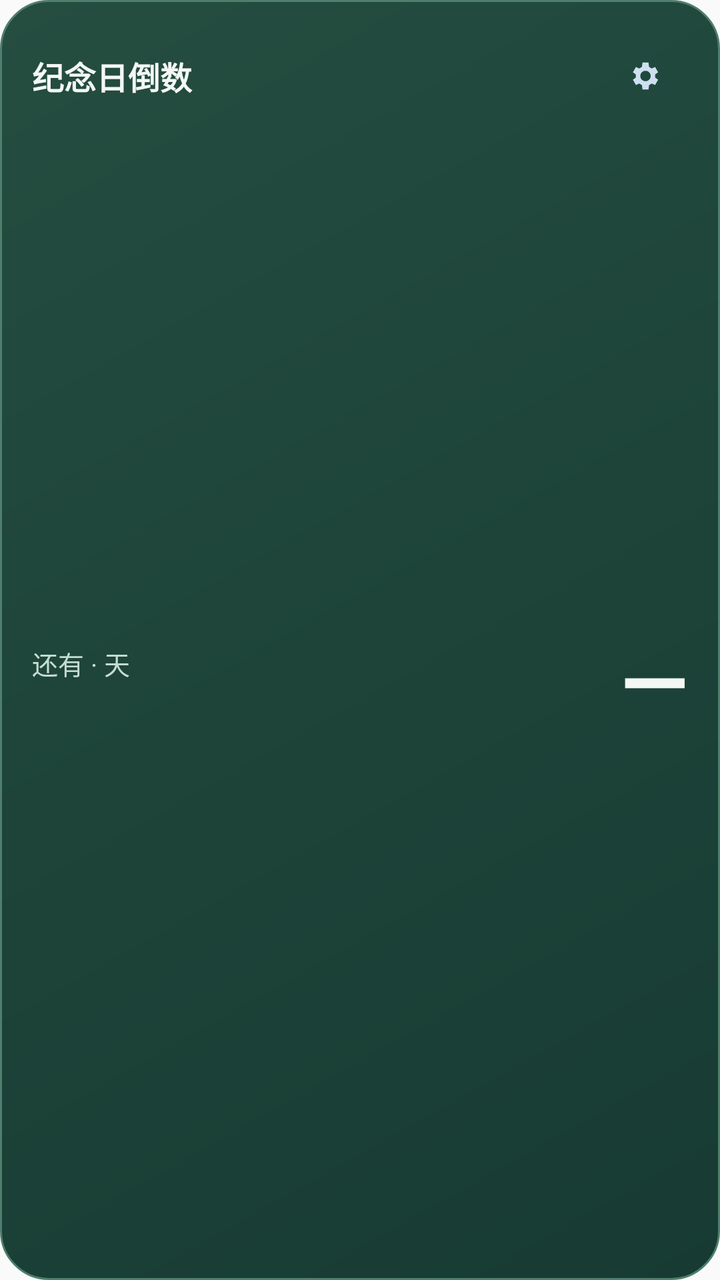
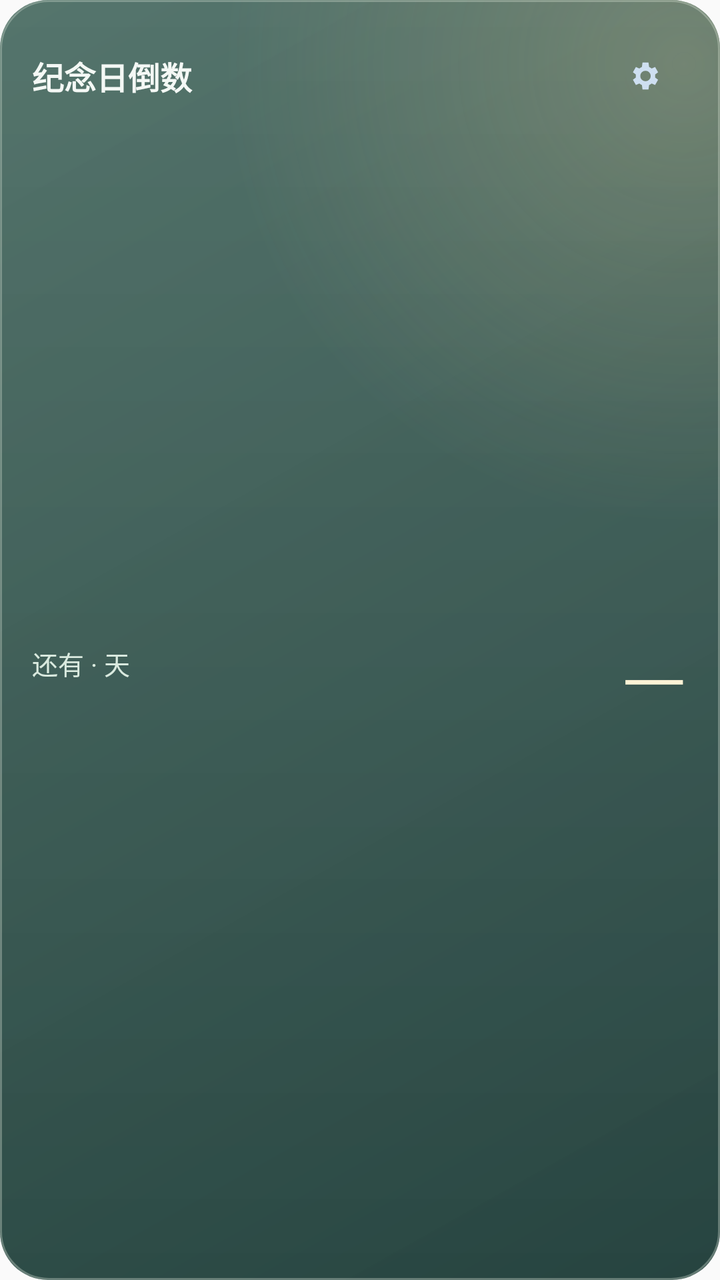

An Android layout rendered at two revisions. The XML below is the earlier revision; the diff shows what the commit changed to produce the second picture.
<!-- AndroidManifest.xml: application theme android:Theme.Material.Light.NoActionBar -->
<!-- res/layout/widget_anniversary.xml -->
<?xml version="1.0" encoding="utf-8"?>
<LinearLayout xmlns:android="http://schemas.android.com/apk/res/android" android:id="@+id/widget_root" android:layout_width="match_parent" android:layout_height="match_parent" android:orientation="vertical" android:padding="16dp" android:background="@drawable/widget_anniversary_card">
    <LinearLayout android:layout_width="match_parent" android:layout_height="44dp" android:gravity="center_vertical">
        <TextView android:id="@+id/widget_title" android:layout_width="0dp" android:layout_weight="1" android:layout_height="wrap_content" android:text="纪念日倒数" android:textColor="#F4F8F5" android:textSize="16sp" android:textStyle="bold" android:maxLines="1" android:ellipsize="end" />
        <ImageView android:id="@+id/widget_settings" android:layout_width="44dp" android:layout_height="44dp" android:padding="13dp" android:src="@drawable/widget_settings_light" android:contentDescription="选择展示的纪念日" />
    </LinearLayout>
    <LinearLayout android:layout_width="match_parent" android:layout_height="0dp" android:layout_weight="1" android:gravity="center_vertical">
        <LinearLayout android:layout_width="0dp" android:layout_weight="1" android:layout_height="wrap_content" android:orientation="vertical">
            <TextView android:id="@+id/widget_footer" android:layout_width="match_parent" android:layout_height="wrap_content" android:text="还有 · 天" android:textSize="13sp" android:textColor="#C5DCD1" android:maxLines="1" android:ellipsize="end" />
            <TextView android:id="@+id/widget_date" android:layout_width="match_parent" android:layout_height="wrap_content" android:layout_marginTop="6dp" android:textSize="11sp" android:textColor="#C5DCD1" android:maxLines="2" android:ellipsize="end" />
        </LinearLayout>
        <TextView android:id="@+id/widget_amount" android:layout_width="wrap_content" android:layout_height="wrap_content" android:layout_marginStart="12dp" android:text="—" android:textColor="#F4F8F5" android:textSize="44sp" android:textStyle="bold" android:maxLines="1" android:includeFontPadding="false" />
    </LinearLayout>
</LinearLayout>
<!-- resources referenced by this layout -->
<resources>
  <!-- drawable widget_anniversary_card (drawable) -->
  <?xml version="1.0" encoding="utf-8"?>
  <shape xmlns:android="http://schemas.android.com/apk/res/android"><gradient android:startColor="#254D40" android:endColor="#173B33" android:angle="315" /><stroke android:width="1dp" android:color="#507E6C" /><corners android:radius="24dp" /></shape>
  <!-- drawable widget_settings_light (drawable) -->
  <?xml version="1.0" encoding="utf-8"?>
  <vector xmlns:android="http://schemas.android.com/apk/res/android" android:width="20dp" android:height="20dp" android:viewportWidth="24" android:viewportHeight="24">
      <path android:fillColor="#CEDFF1" android:pathData="M19.4,13a7.9,7.9 0,0 0,0 -2l2,-1.5 -2,-3.5 -2.3,1a7,7 0,0 0,-1.7 -1L15,3h-4l-0.4,3a7,7 0,0 0,-1.7 1l-2.3,-1 -2,3.5 2,1.5a8,8 0,0 0,0 2l-2,1.5 2,3.5 2.3,-1a7,7 0,0 0,1.7 1L11,21h4l0.4,-3a7,7 0,0 0,1.7 -1l2.3,1 2,-3.5zM13,15.5a3.5,3.5 0,1 1,0 -7,3.5 3.5,0 0,1 0,7" android:fillType="evenOdd" />
  </vector>
</resources>

<!-- the commit's change to res/layout/widget_anniversary.xml (unified diff, before → after) -->
@@ -2,13 +2,14 @@
 <LinearLayout xmlns:android="http://schemas.android.com/apk/res/android" android:id="@+id/widget_root" android:layout_width="match_parent" android:layout_height="match_parent" android:orientation="vertical" android:padding="16dp" android:background="@drawable/widget_anniversary_card">
     <LinearLayout android:layout_width="match_parent" android:layout_height="44dp" android:gravity="center_vertical">
         <TextView android:id="@+id/widget_title" android:layout_width="0dp" android:layout_weight="1" android:layout_height="wrap_content" android:text="纪念日倒数" android:textColor="#F4F8F5" android:textSize="16sp" android:textStyle="bold" android:maxLines="1" android:ellipsize="end" />
+        <ImageView android:id="@+id/widget_next" android:layout_width="44dp" android:layout_height="44dp" android:padding="12dp" android:src="@drawable/widget_next_light" android:contentDescription="下一个纪念日" android:background="@drawable/widget_glass_button" android:visibility="gone" />
         <ImageView android:id="@+id/widget_settings" android:layout_width="44dp" android:layout_height="44dp" android:padding="13dp" android:src="@drawable/widget_settings_light" android:contentDescription="选择展示的纪念日" />
     </LinearLayout>
     <LinearLayout android:layout_width="match_parent" android:layout_height="0dp" android:layout_weight="1" android:gravity="center_vertical">
         <LinearLayout android:layout_width="0dp" android:layout_weight="1" android:layout_height="wrap_content" android:orientation="vertical">
-            <TextView android:id="@+id/widget_footer" android:layout_width="match_parent" android:layout_height="wrap_content" android:text="还有 · 天" android:textSize="13sp" android:textColor="#C5DCD1" android:maxLines="1" android:ellipsize="end" />
+            <TextView android:id="@+id/widget_footer" android:layout_width="match_parent" android:layout_height="wrap_content" android:text="还有 · 天" android:textSize="13sp" android:textColor="#DAEADF" android:maxLines="1" android:ellipsize="end" />
             <TextView android:id="@+id/widget_date" android:layout_width="match_parent" android:layout_height="wrap_content" android:layout_marginTop="6dp" android:textSize="11sp" android:textColor="#C5DCD1" android:maxLines="2" android:ellipsize="end" />
         </LinearLayout>
-        <TextView android:id="@+id/widget_amount" android:layout_width="wrap_content" android:layout_height="wrap_content" android:layout_marginStart="12dp" android:text="—" android:textColor="#F4F8F5" android:textSize="44sp" android:textStyle="bold" android:maxLines="1" android:includeFontPadding="false" />
+        <TextView android:id="@+id/widget_amount" android:layout_width="wrap_content" android:layout_height="wrap_content" android:layout_marginStart="12dp" android:text="—" android:textColor="#FFF3D6" android:textSize="44sp" android:fontFamily="sans-serif-light" android:maxLines="1" android:includeFontPadding="false" />
     </LinearLayout>
 </LinearLayout>
<!-- resource entries referenced after the edit -->
@@ -2,7 +2,17 @@
 <resources>
   <!-- drawable widget_anniversary_card (drawable) -->
   <?xml version="1.0" encoding="utf-8"?>
-  <shape xmlns:android="http://schemas.android.com/apk/res/android"><gradient android:startColor="#254D40" android:endColor="#173B33" android:angle="315" /><stroke android:width="1dp" android:color="#507E6C" /><corners android:radius="24dp" /></shape>
+  <layer-list xmlns:android="http://schemas.android.com/apk/res/android">
+      <item><shape><gradient android:startColor="#EC345A50" android:endColor="#F0193834" android:angle="315" /><corners android:radius="24dp" /></shape></item>
+      <item><shape><gradient android:type="radial" android:centerX="0.95" android:centerY="0.05" android:gradientRadius="230dp" android:startColor="#38F5D99A" android:endColor="#00F5D99A" /><corners android:radius="24dp" /></shape></item>
+      <item><shape><gradient android:startColor="#18FFFFFF" android:endColor="#00FFFFFF" android:angle="270" /><stroke android:width="1dp" android:color="#4DF0F7EC" /><corners android:radius="24dp" /></shape></item>
+  </layer-list>
+  <!-- drawable widget_glass_button (drawable) -->
+  <?xml version="1.0" encoding="utf-8"?>
+  <ripple xmlns:android="http://schemas.android.com/apk/res/android" android:color="#30FFFFFF"><item><shape><solid android:color="#14FFFFFF" /><corners android:radius="14dp" /></shape></item></ripple>
+  <!-- drawable widget_next_light (drawable) -->
+  <?xml version="1.0" encoding="utf-8"?>
+  <vector xmlns:android="http://schemas.android.com/apk/res/android" android:width="20dp" android:height="20dp" android:viewportWidth="24" android:viewportHeight="24"><path android:pathData="M5,12L18,12M13,6L19,12L13,18" android:fillColor="@android:color/transparent" android:strokeColor="#F4F8F5" android:strokeWidth="1.7" android:strokeLineCap="round" android:strokeLineJoin="round" /></vector>
   <!-- drawable widget_settings_light (drawable) -->
   <?xml version="1.0" encoding="utf-8"?>
   <vector xmlns:android="http://schemas.android.com/apk/res/android" android:width="20dp" android:height="20dp" android:viewportWidth="24" android:viewportHeight="24">
